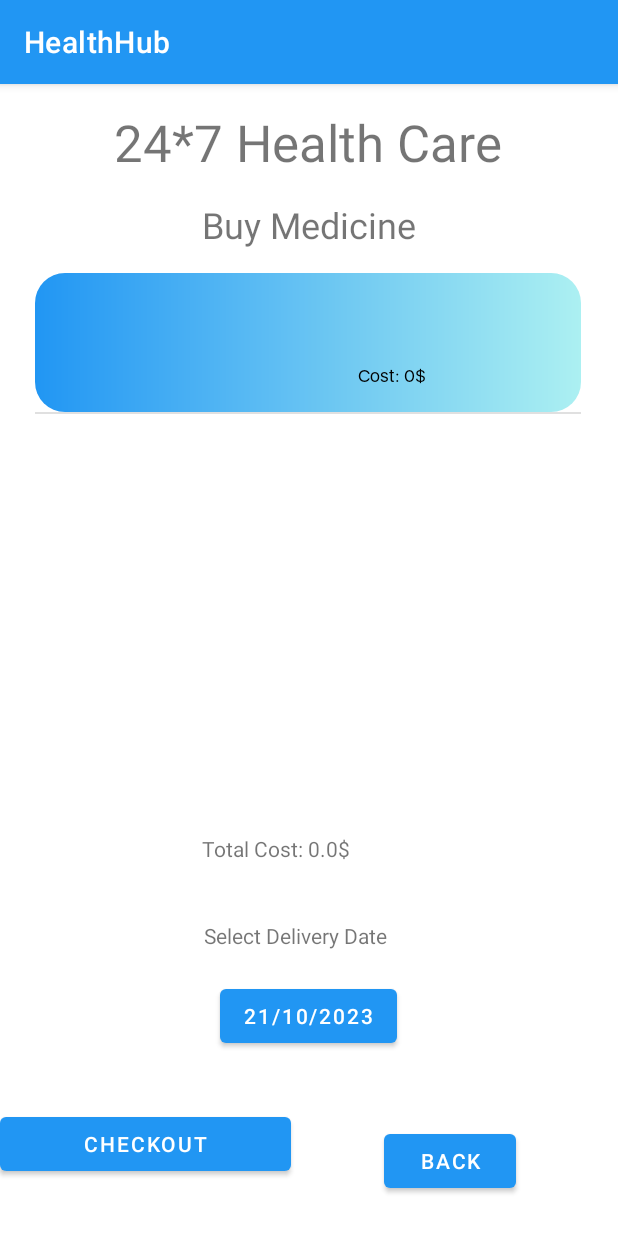
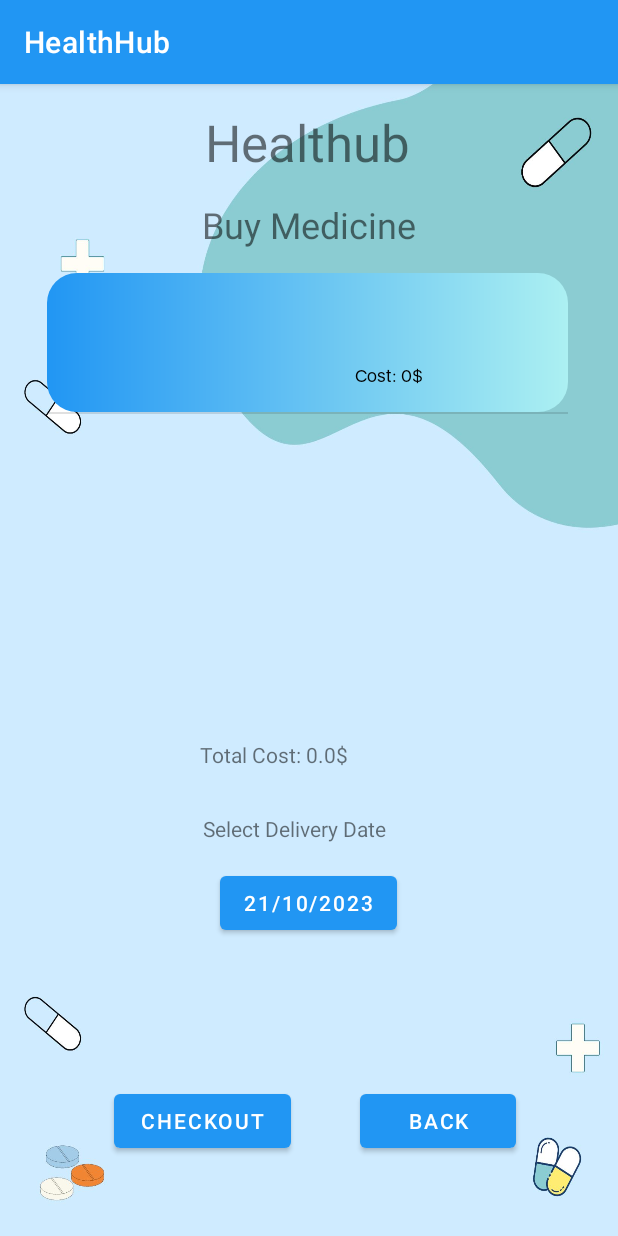
Before and after one commit to shi-mika/healthhub, an Android app: the CartBuyMedicineActivity screen opened directly, with no data from a screen before it, on a phone screen of 412 x 824 dp. Run offline under Robolectric (Android 15) with nearby library versions, the phone set to English and light mode, and no system bars.

Commit message:
with design

```diff
--- a/app/src/main/AndroidManifest.xml
+++ b/app/src/main/AndroidManifest.xml
@@ -30,7 +30,7 @@
             android:name=".BuyMedicineDetailsActivity"
             android:exported="false" />
         <activity
-            android:name=".BuyMedicineActivity"
+            android:name=".LoginActivity"
             android:exported="false" />
         <activity
             android:name=".OrderDetailsActivity"
@@ -42,7 +42,7 @@
             android:name=".HealthArticlesDetailsActivity"
             android:exported="false" />
         <activity
-            android:name=".LoginActivity"
+            android:name=".BuyMedicineActivity"
             android:exported="true">
             <intent-filter>
                 <action android:name="android.intent.action.MAIN" />
--- a/app/src/main/java/com/example/healthhub/ui/health_articles/HealthArticlesFragment.java
+++ b/app/src/main/java/com/example/healthhub/ui/health_articles/HealthArticlesFragment.java
@@ -53,7 +53,7 @@ public class HealthArticlesFragment extends Fragment {
         TextView textView = root.findViewById(R.id.textViewHATitle);
         healthArticlesViewModel.getText().observe(getViewLifecycleOwner(), textView::setText);
 
-        lst = root.findViewById(R.id.listViewBMCart);
+        lst = root.findViewById(R.id.listViewHA);
 
         list = new ArrayList<>();
         for (String[] health_detail : health_details) {
--- a/app/src/main/res/layout/activity_cart_buy_medicine.xml
+++ b/app/src/main/res/layout/activity_cart_buy_medicine.xml
@@ -4,34 +4,37 @@
     xmlns:tools="http://schemas.android.com/tools"
     android:layout_width="match_parent"
     android:layout_height="match_parent"
+    android:background="@drawable/back9"
     tools:context=".CartBuyMedicineActivity">
 
     <TextView
         android:id="@+id/textViewBMCartTotalCost"
-        android:layout_width="142dp"
-        android:layout_height="38dp"
-        android:layout_marginTop="24dp"
+        android:layout_width="145dp"
+        android:layout_height="33dp"
+        android:layout_marginTop="16dp"
         android:text="Total Cost: 2000/-"
         app:layout_constraintEnd_toEndOf="parent"
-        app:layout_constraintHorizontal_bias="0.498"
         app:layout_constraintStart_toStartOf="parent"
         app:layout_constraintTop_toBottomOf="@+id/listViewBMCart" />
 
     <Button
         android:id="@+id/buttonBMCartCheckout"
-        android:layout_width="194dp"
+        android:layout_width="118dp"
         android:layout_height="48dp"
+        android:layout_marginStart="76dp"
+        android:layout_marginBottom="8dp"
         android:text="Checkout"
         app:layout_constraintBottom_toBottomOf="parent"
         app:layout_constraintStart_toStartOf="parent"
-        app:layout_constraintTop_toBottomOf="@+id/buttonBMCartDate" />
+        app:layout_constraintTop_toBottomOf="@+id/buttonBMCartDate"
+        app:layout_constraintVertical_bias="0.685" />
 
     <TextView
         android:id="@+id/textViewDDName"
         android:layout_width="wrap_content"
         android:layout_height="wrap_content"
         android:layout_marginTop="16dp"
-        android:text="24*7 Health Care"
+        android:text="Healthub"
         android:textSize="34sp"
         app:layout_constraintBottom_toTopOf="@+id/textViewBMTitle"
         app:layout_constraintEnd_toEndOf="parent"
@@ -52,8 +55,8 @@
 
     <ListView
         android:id="@+id/listViewBMCart"
-        android:layout_width="364dp"
-        android:layout_height="350dp"
+        android:layout_width="347dp"
+        android:layout_height="295dp"
         android:layout_marginTop="16dp"
         app:layout_constraintEnd_toEndOf="parent"
         app:layout_constraintHorizontal_bias="0.489"
@@ -64,7 +67,7 @@
 
     <Button
         android:id="@+id/buttonBMCartBack"
-        android:layout_width="wrap_content"
+        android:layout_width="104dp"
         android:layout_height="48dp"
         android:layout_marginEnd="68dp"
         android:layout_marginBottom="8dp"
@@ -74,15 +77,16 @@
         app:layout_constraintHorizontal_bias="1.0"
         app:layout_constraintStart_toEndOf="@+id/buttonBMCartCheckout"
         app:layout_constraintTop_toBottomOf="@+id/buttonBMCartDate"
-        app:layout_constraintVertical_bias="0.733" />
+        app:layout_constraintVertical_bias="0.685" />
 
     <TextView
         android:id="@+id/textView7"
         android:layout_width="140dp"
         android:layout_height="23dp"
-        android:layout_marginTop="20dp"
+        android:layout_marginTop="16dp"
         android:text="Select Delivery Date"
         app:layout_constraintEnd_toEndOf="parent"
+        app:layout_constraintHorizontal_bias="0.498"
         app:layout_constraintStart_toStartOf="parent"
         app:layout_constraintTop_toBottomOf="@+id/textViewBMCartTotalCost" />
 
@@ -90,7 +94,7 @@
         android:id="@+id/buttonBMCartDate"
         android:layout_width="wrap_content"
         android:layout_height="wrap_content"
-        android:layout_marginTop="16dp"
+        android:layout_marginTop="12dp"
         android:text="21/10/2023"
         app:layout_constraintEnd_toEndOf="parent"
         app:layout_constraintHorizontal_bias="0.498"
--- a/app/src/main/res/layout/activity_health_articles_details.xml
+++ b/app/src/main/res/layout/activity_health_articles_details.xml
@@ -4,6 +4,7 @@
     xmlns:tools="http://schemas.android.com/tools"
     android:layout_width="match_parent"
     android:layout_height="match_parent"
+    android:background="@drawable/back10"
     tools:context=".HealthArticlesDetailsActivity">
 
     <TextView
--- a/app/src/main/res/layout/fragment_dashboard.xml
+++ b/app/src/main/res/layout/fragment_dashboard.xml
@@ -5,6 +5,7 @@
     xmlns:tools="http://schemas.android.com/tools"
     android:layout_width="match_parent"
     android:layout_height="match_parent"
+    android:background="@drawable/back9"
     tools:context=".ui.dashboard.DashboardFragment" >
 
     <TextView
--- a/app/src/main/res/layout/fragment_health_articles.xml
+++ b/app/src/main/res/layout/fragment_health_articles.xml
@@ -5,6 +5,7 @@
     xmlns:tools="http://schemas.android.com/tools"
     android:layout_width="match_parent"
     android:layout_height="match_parent"
+    android:background="@drawable/back11"
     tools:context=".ui.health_articles.HealthArticlesFragment">
 
     <TextView
@@ -35,7 +36,7 @@
         app:layout_constraintTop_toTopOf="parent" />
 
     <ListView
-        android:id="@+id/listViewBMCart"
+        android:id="@+id/listViewHA"
         android:layout_width="310dp"
         android:layout_height="472dp"
         android:layout_marginStart="40dp"
```
Also changed, not shown: app/src/main/res/layout/activity_buy_medicine.xml (+28 -35 lines), app/src/main/res/layout/activity_buy_medicine_details.xml (+9 -10 lines), app/src/main/res/layout/activity_login.xml (+5 -5 lines), app/src/main/res/layout/activity_register.xml (+6 -6 lines), app/src/main/res/drawable/back10.jpg (added), app/src/main/res/drawable/back11.jpg (added), app/src/main/res/drawable/back7.jpg (added), app/src/main/res/drawable/back8.jpg (added), app/src/main/res/drawable/back9.jpg (added), 1 other file.
